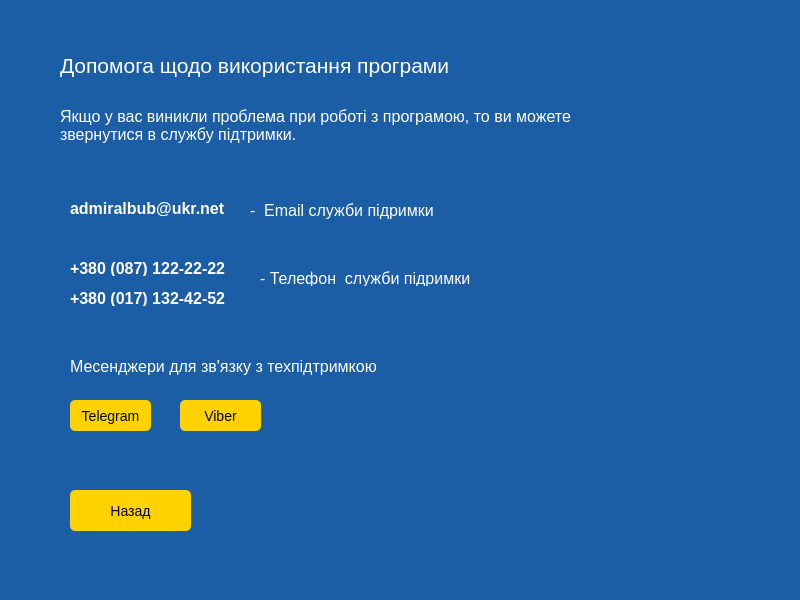
Above: helpwindow.ui from admiralbub/oop_course_2020 before the change. Below: the same form after it.
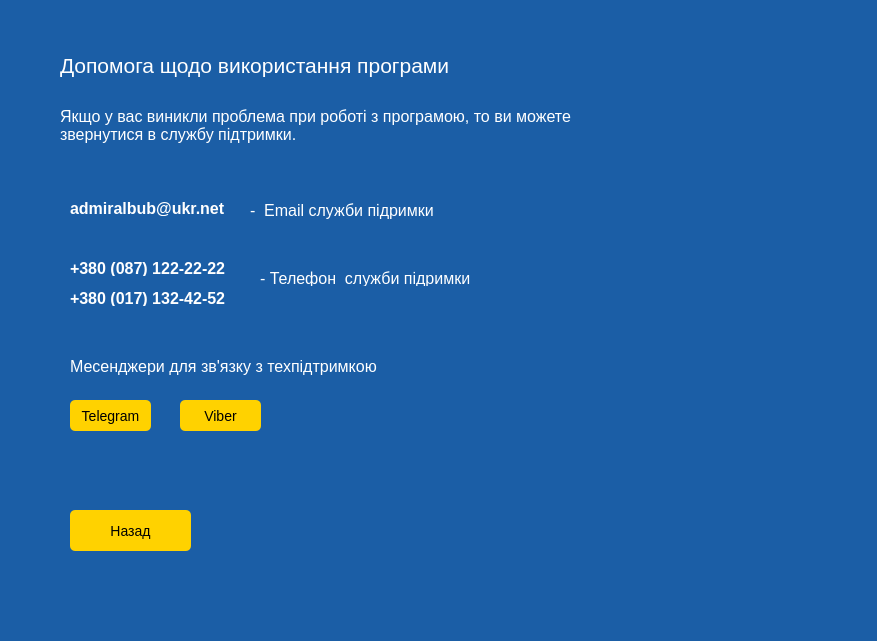
That is the form after the change.

What changed in the file:
```diff
--- a/helpwindow.ui
+++ b/helpwindow.ui
@@ -6,8 +6,8 @@
    <rect>
     <x>0</x>
     <y>0</y>
-    <width>800</width>
-    <height>600</height>
+    <width>877</width>
+    <height>641</height>
    </rect>
   </property>
   <property name="windowTitle">
@@ -23,7 +23,7 @@
     <property name="geometry">
      <rect>
       <x>70</x>
-      <y>490</y>
+      <y>510</y>
       <width>121</width>
       <height>41</height>
      </rect>
@@ -78,10 +78,10 @@
    <widget class="QLabel" name="label_pic">
     <property name="geometry">
      <rect>
-      <x>540</x>
+      <x>620</x>
       <y>180</y>
-      <width>141</width>
-      <height>131</height>
+      <width>191</width>
+      <height>161</height>
      </rect>
     </property>
     <property name="text">
```
Left out of the diff: 2 changed lines with no effect on the pictures.
